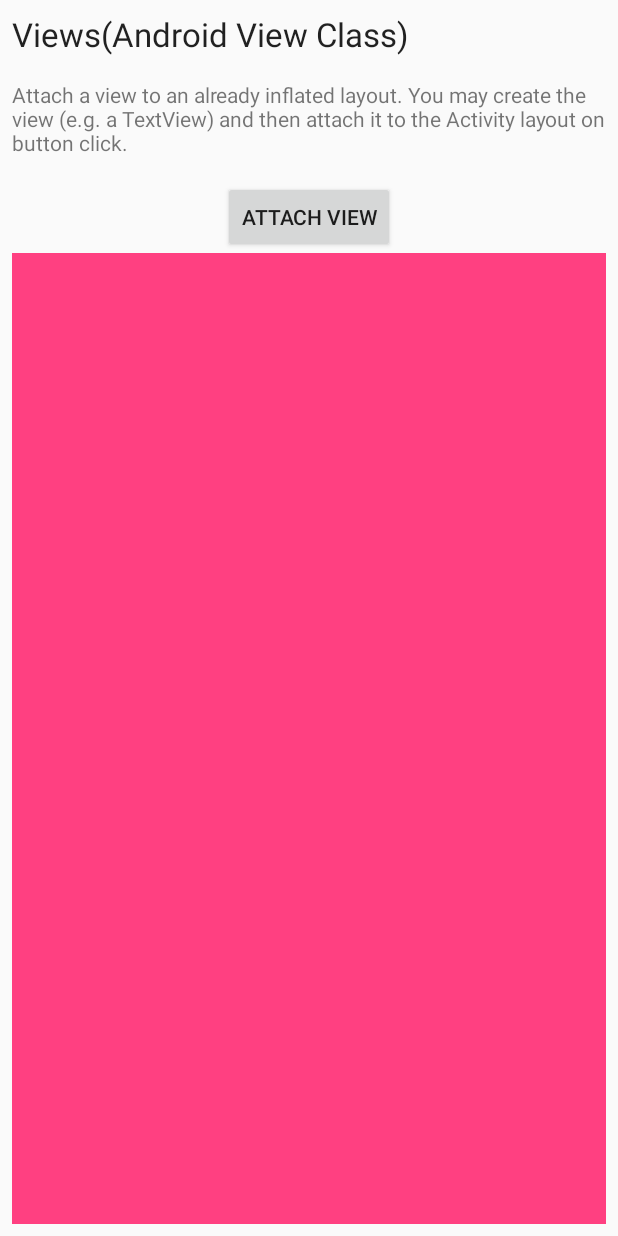
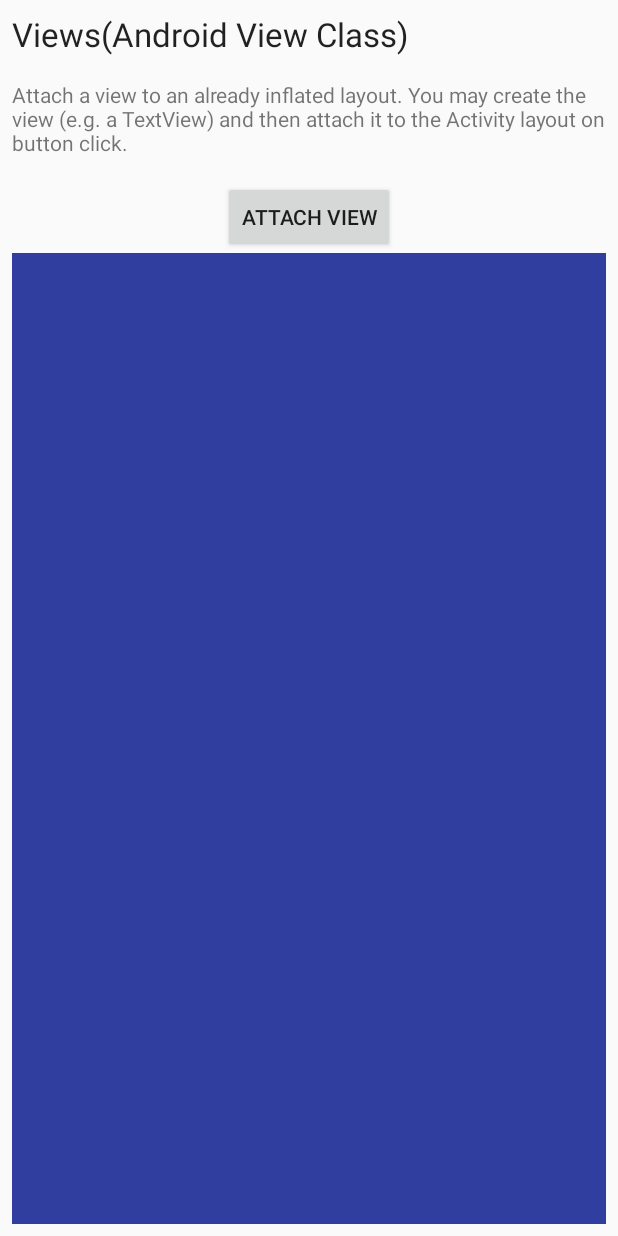
Before and after one commit to brittvarnom/Component_Practise, an Android app: the layout activity_view_class.xml on its own in the app's theme, with its tools: preview values and no code run, on a phone screen of 412 x 824 dp. Run offline under Robolectric (Android 15) with nearby library versions, the phone set to English and light mode, and no system bars.

```diff
--- a/Component_Practise_All/app/src/main/res/layout/activity_view_class.xml
+++ b/Component_Practise_All/app/src/main/res/layout/activity_view_class.xml
@@ -32,6 +32,6 @@
         android:id="@+id/fragment_view_class"
         android:layout_width="match_parent"
         android:layout_height="match_parent"
-        android:background="@color/colorAccent"/>
+        android:background="@color/colorPrimaryDark"/>
 
 </LinearLayout>
```
